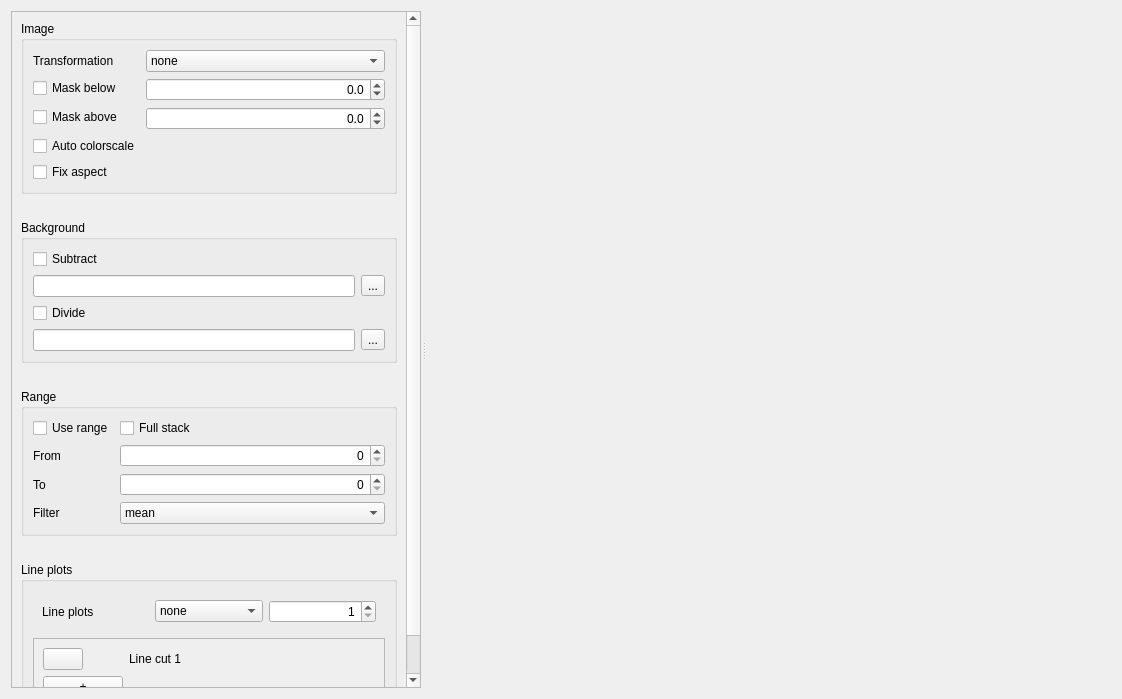
Before: the Qt Designer form tabWidget.ui in zoltan885/P212ImageViewer, drawn with Qt 5.
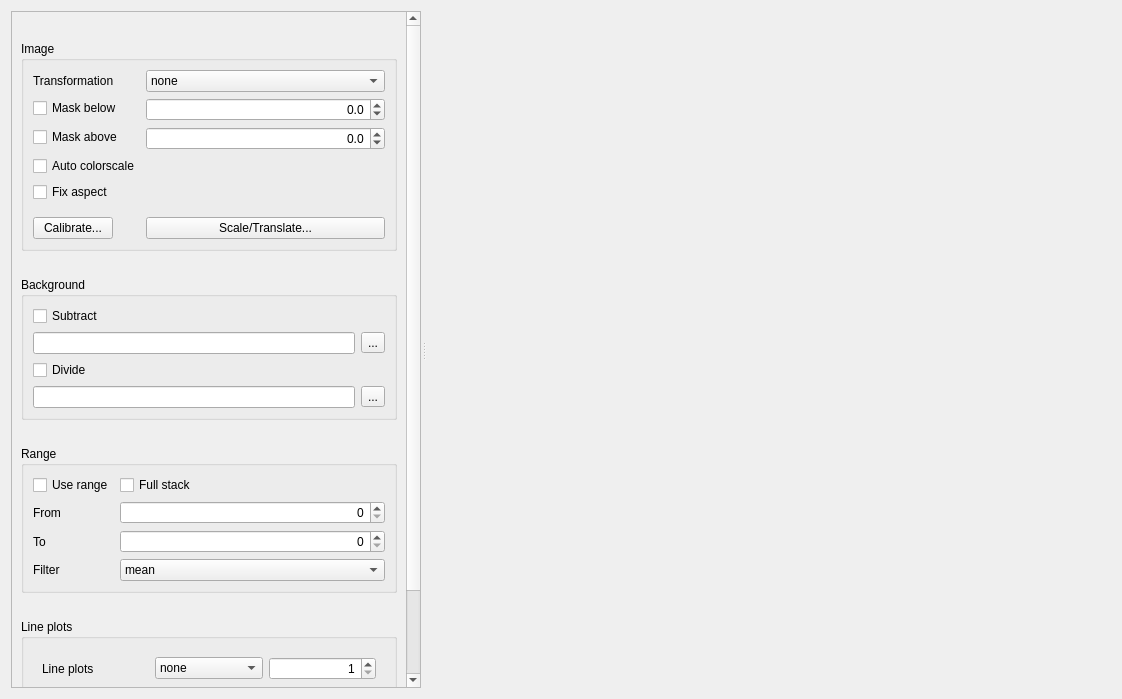
After: the same form once the commit is applied. Custom widgets are drawn as their Qt base class.

The edit to the form file:
```diff
--- a/tabWidget.ui
+++ b/tabWidget.ui
@@ -82,11 +82,27 @@
            <rect>
             <x>0</x>
             <y>0</y>
-            <width>284</width>
-            <height>765</height>
+            <width>393</width>
+            <height>835</height>
            </rect>
           </property>
           <layout class="QVBoxLayout" name="verticalLayout">
+           <item>
+            <spacer name="verticalSpacer">
+             <property name="orientation">
+              <enum>Qt::Vertical</enum>
+             </property>
+             <property name="sizeType">
+              <enum>QSizePolicy::Fixed</enum>
+             </property>
+             <property name="sizeHint" stdset="0">
+              <size>
+               <width>20</width>
+               <height>20</height>
+              </size>
+             </property>
+            </spacer>
+           </item>
            <item>
             <widget class="QGroupBox" name="groupBox_image">
              <property name="title">
@@ -243,11 +259,44 @@
                 </property>
                </widget>
               </item>
+              <item row="7" column="1">
+               <widget class="QPushButton" name="pushButton_scaleTranslate">
+                <property name="sizePolicy">
+                 <sizepolicy hsizetype="Expanding" vsizetype="Fixed">
+                  <horstretch>0</horstretch>
+                  <verstretch>0</verstretch>
+                 </sizepolicy>
+                </property>
+                <property name="text">
+                 <string>Scale/Translate...</string>
+                </property>
+               </widget>
+              </item>
+              <item row="7" column="0">
+               <widget class="QPushButton" name="pushButton_calibrate">
+                <property name="sizePolicy">
+                 <sizepolicy hsizetype="MinimumExpanding" vsizetype="Fixed">
+                  <horstretch>0</horstretch>
+                  <verstretch>0</verstretch>
+                 </sizepolicy>
+                </property>
+                <property name="text">
+                 <string>Calibrate...</string>
+                </property>
+               </widget>
+              </item>
+              <item row="6" column="0">
+               <widget class="Line" name="line">
+                <property name="orientation">
+                 <enum>Qt::Horizontal</enum>
+                </property>
+               </widget>
+              </item>
              </layout>
             </widget>
            </item>
            <item>
-            <spacer name="verticalSpacer">
+            <spacer name="verticalSpacer_2">
              <property name="orientation">
               <enum>Qt::Vertical</enum>
              </property>
@@ -335,7 +384,7 @@
             </widget>
            </item>
            <item>
-            <spacer name="verticalSpacer_2">
+            <spacer name="verticalSpacer_4">
              <property name="orientation">
               <enum>Qt::Vertical</enum>
              </property>
@@ -538,7 +587,7 @@
                   <rect>
                    <x>0</x>
                    <y>0</y>
-                   <width>226</width>
+                   <width>335</width>
                    <height>70</height>
                   </rect>
                  </property>
```
